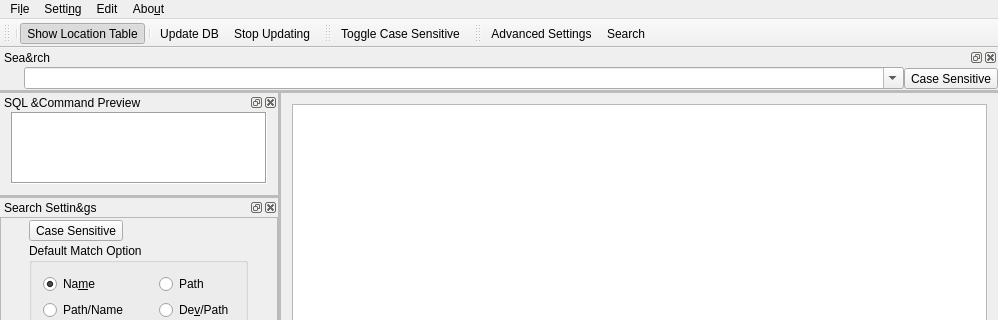
chg-hou/DawnlightSearch, file src/Ui_mainwindow.ui: the form before one commit; both pictures show x 0 to 998 and y 0 to 320 of the 998 by 642 pixel window.
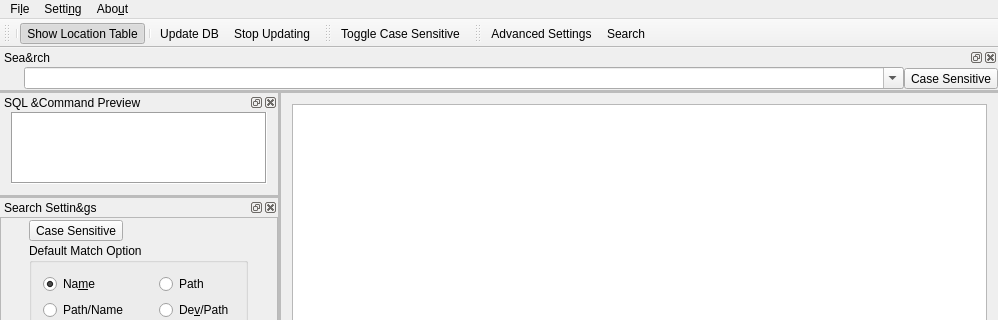
The form after the commit. Icons and pictures are not drawn.

Diff of the .ui file:
```diff
--- a/src/Ui_mainwindow.ui
+++ b/src/Ui_mainwindow.ui
@@ -132,15 +132,8 @@
     <addaction name="actionOpen_Project_Homepage"/>
     <addaction name="actionLatest_Version"/>
    </widget>
-   <widget class="QMenu" name="menuEdit">
-    <property name="title">
-     <string>Edit</string>
-    </property>
-    <addaction name="actionSearch_focus"/>
-   </widget>
    <addaction name="menuGf"/>
    <addaction name="menuSetting"/>
-   <addaction name="menuEdit"/>
    <addaction name="menuAbout"/>
   </widget>
   <widget class="QToolBar" name="mainToolBar">
```
